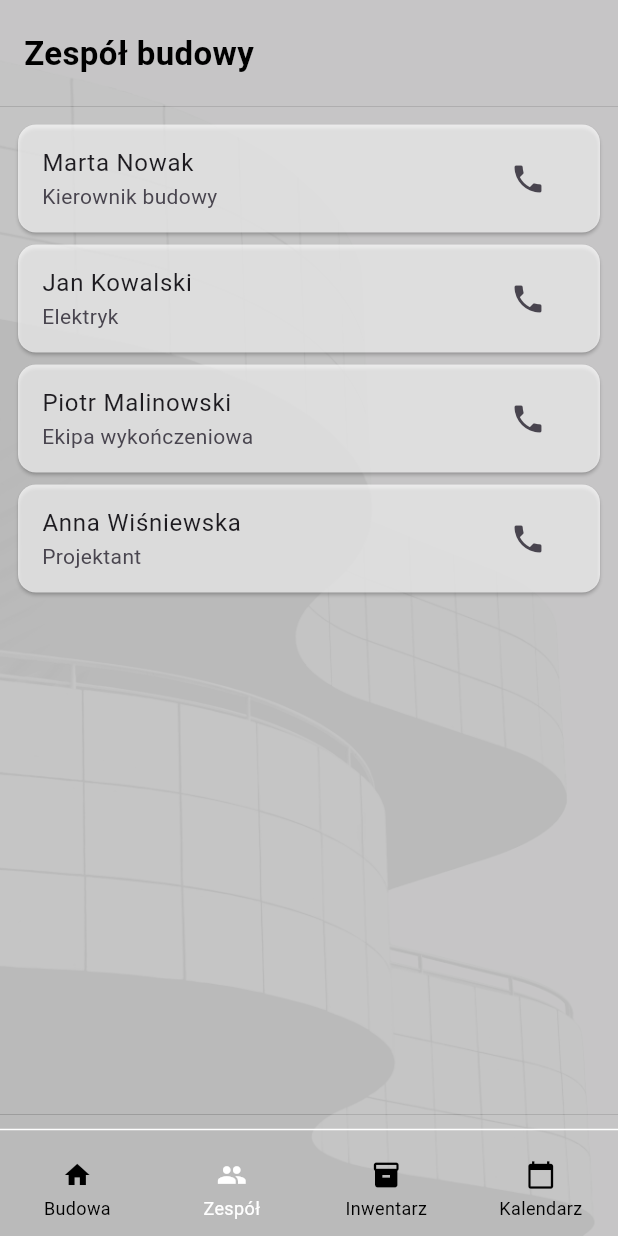
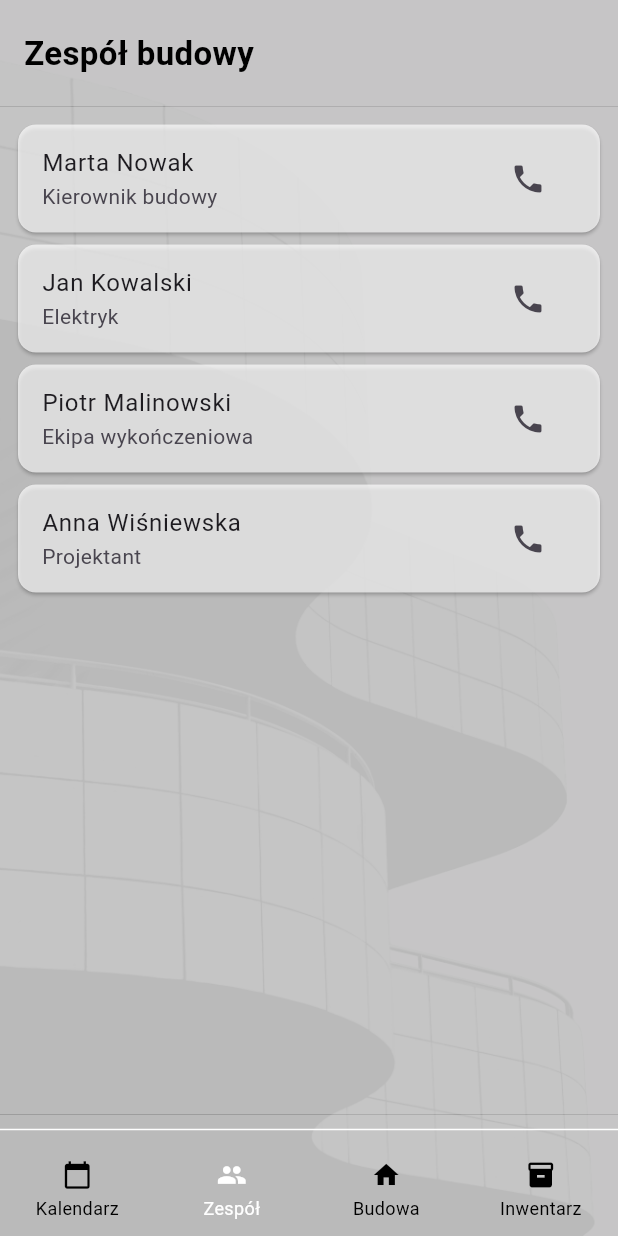
Before and after one commit to ProjektPJATK/BuildBuddy, a Flutter app: the ConstructionHomeScreen screen opened by its route, item 2 of the bottom bar chosen, on a phone screen of 412 x 824 dp. Run offline on Flutter 3.47's test engine with Material 3 defaults, Android fonts, the phone set to English and light mode, and no system bars; our stand-ins replace table_calendar.

Commit message:
update bottom_navigation

```diff
--- a/mobile/lib/widgets/bottom_navigation.dart
+++ b/mobile/lib/widgets/bottom_navigation.dart
@@ -1,4 +1,11 @@
 import 'package:flutter/material.dart';
+import '../screens/calendar_screen.dart';
+import '../screens/constructionTeam_screen.dart';
+import '../screens/constructionHome_screen.dart';
+import '../screens/constructionInventory_screen.dart';
+import '../screens/chatlist_screen.dart';
+import '../screens/home_screen.dart';
+import '../screens/profile_screen.dart';
 import '../app_state.dart' as appState;
 
 class BottomNavigation extends StatelessWidget {
@@ -6,15 +13,60 @@ class BottomNavigation extends StatelessWidget {
 
   BottomNavigation({super.key, this.onTap});
 
+  // Funkcja tworząca animację przesuwania z zachowaniem kierunku
+  PageRouteBuilder<dynamic> _createPageRoute(
+      BuildContext context, String route, bool isRight) {
+    return PageRouteBuilder(
+      pageBuilder: (context, animation, secondaryAnimation) {
+        return _getDestinationScreen(route);
+      },
+      transitionsBuilder: (context, animation, secondaryAnimation, child) {
+        const curve = Curves.ease;
+        var tween = Tween(
+          begin: Offset(isRight ? 1.0 : -1.0, 0.0), // Zależnie od kierunku
+          end: Offset.zero,
+        ).chain(CurveTween(curve: curve));
+
+        var offsetAnimation = animation.drive(tween);
+
+        return SlideTransition(
+          position: offsetAnimation,
+          child: child,
+        );
+      },
+    );
+  }
+
+  // Funkcja zwracająca odpowiedni ekran na podstawie trasy
+  Widget _getDestinationScreen(String route) {
+    switch (route) {
+      case '/calendar':
+        return CalendarScreen();
+      case '/construction_team':
+        return TeamScreen();
+      case '/construction_home':
+        return ConstructionHomeScreen();
+      case '/construction_inventory':
+        return InventoryScreen();
+      case '/chats':
+        return ChatListScreen();
+      case '/home':
+        return HomeScreen();
+      case '/profile':
+        return UserProfileScreen();
+      default:
+        return HomeScreen(); // Domyślny ekran
+    }
+  }
+
   @override
   Widget build(BuildContext context) {
-    // Zestaw elementów paska nawigacji dla normalnego kontekstu i kontekstu budowy
     final List<Map<String, dynamic>> navItems = appState.isConstructionContext
         ? [
+            {'icon': Icons.calendar_today, 'label': 'Kalendarz', 'route': '/calendar'},
+            {'icon': Icons.people, 'label': 'Zespół', 'route': '/construction_team'},
             {'icon': Icons.home, 'label': 'Budowa', 'route': '/construction_home'},
-            {'icon': Icons.people, 'label': 'Zespół', 'route': '/construction_team'},
             {'icon': Icons.inventory, 'label': 'Inwentarz', 'route': '/construction_inventory'},
-            {'icon': Icons.calendar_today, 'label': 'Kalendarz', 'route': '/calendar'},
           ]
         : [
             {'icon': Icons.calendar_today, 'label': 'Kalendarz', 'route': '/calendar'},
@@ -37,26 +89,30 @@ class BottomNavigation extends StatelessWidget {
             mainAxisAlignment: MainAxisAlignment.spaceEvenly,
             children: List.generate(navItems.length, (index) {
               final item = navItems[index];
-              // Usuń '/' z route podczas porównania
-              final bool isCurrentPage = appState.currentPage == item['route'].replaceAll('/', '');
+              final bool isCurrentPage =
+                  appState.currentPage == item['route'].replaceAll('/', '');
 
               return Expanded(
                 child: GestureDetector(
                   onTap: () {
-                    print('Current page before tap: ${appState.currentPage}');
-                    print('Attempting to navigate to: ${item['route']}');
+                    if (!isCurrentPage) {
+                      bool isRight = index > navItems.indexWhere((navItem) =>
+                          navItem['route'].replaceAll('/', '') == appState.currentPage);
 
-                    if (!isCurrentPage) {
                       appState.currentPage = item['route'].replaceAll('/', '');
-                      print('Current page after tap: ${appState.currentPage}');
 
-                      Navigator.of(context).pushNamedAndRemoveUntil(
-                        item['route'],
-                        (route) => false,
+                      Navigator.of(context).push(
+                        _createPageRoute(context, item['route'], isRight),
                       );
                     }
                   },
+                  child: AnimatedSwitcher(
+                    duration: const Duration(milliseconds: 300),
+                    transitionBuilder: (child, animation) {
+                      return FadeTransition(opacity: animation, child: child);
+                    },
                     child: Container(
+                      key: ValueKey(isCurrentPage),
                       padding: const EdgeInsets.symmetric(vertical: 10),
                       color: Colors.transparent,
                       child: Column(
@@ -65,21 +121,18 @@ class BottomNavigation extends StatelessWidget {
                           Icon(
                             item['icon'],
                             size: 20,
-                          color: isCurrentPage
-                              ? Colors.white // Biały kolor dla wybranego elementu
-                              : Colors.black,
+                            color: isCurrentPage ? Colors.white : Colors.black,
                           ),
                           const SizedBox(height: 4),
                           Text(
                             item['label'],
                             style: TextStyle(
                               fontSize: 12,
-                            color: isCurrentPage
-                                ? Colors.white // Biały kolor dla wybranego tekstu
-                                : Colors.black,
+                              color: isCurrentPage ? Colors.white : Colors.black,
                             ),
                           ),
                         ],
+                      ),
                     ),
                   ),
                 ),
```
Lines whose indentation alone changed are shown as unchanged.
